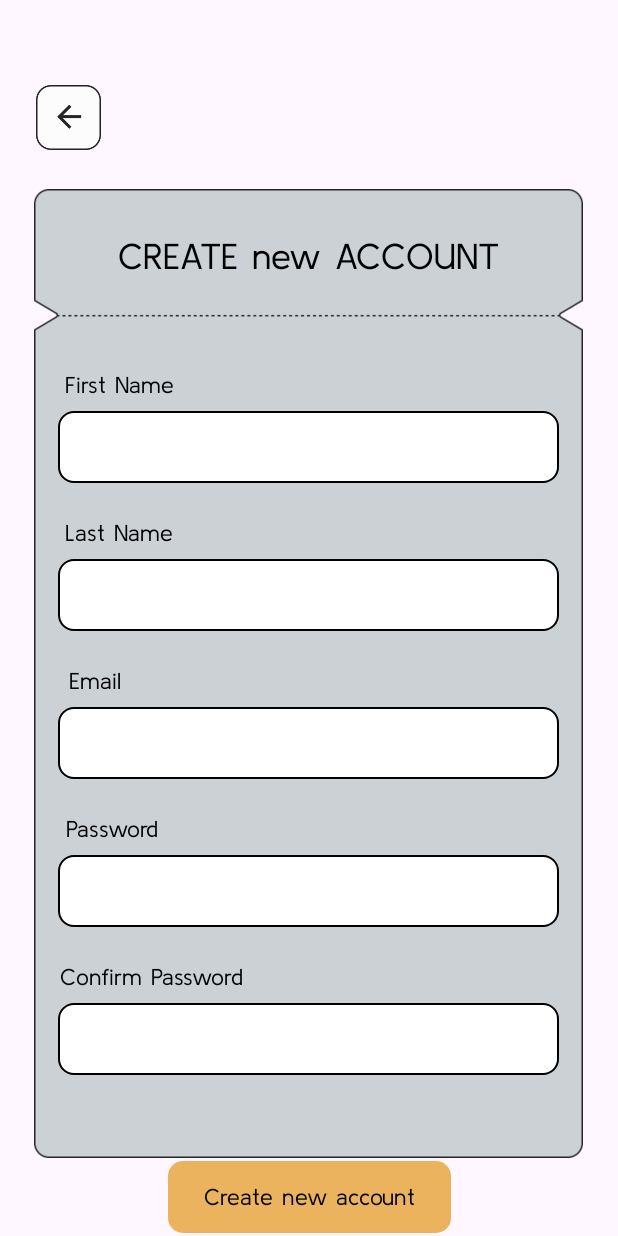
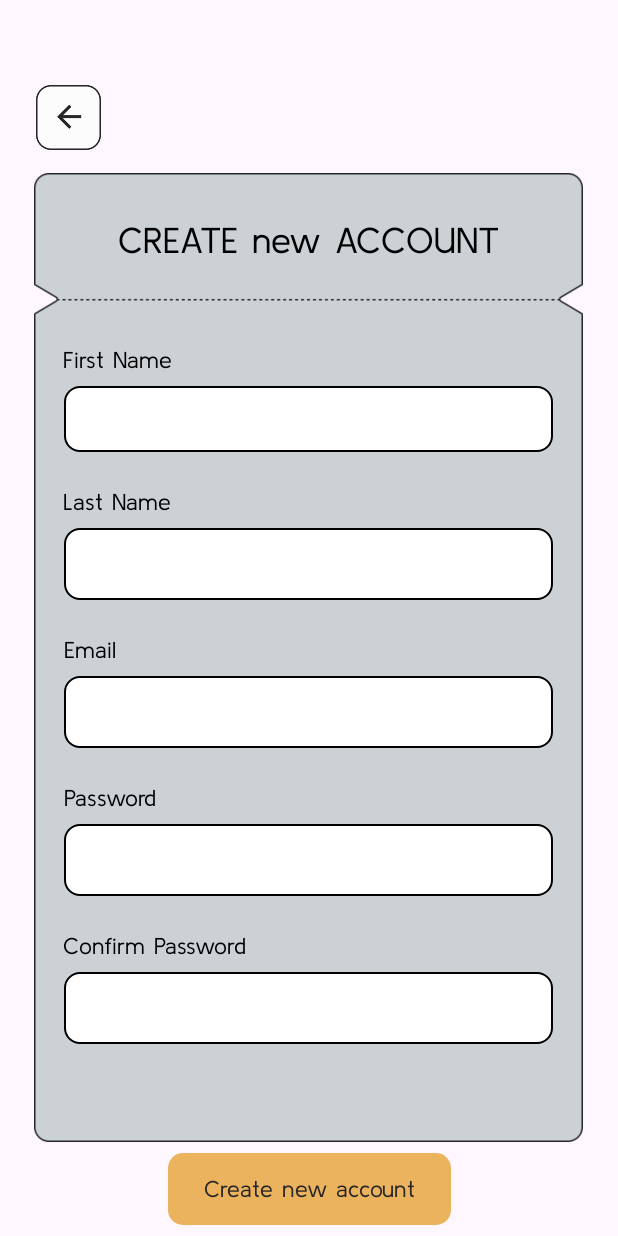
Before and after one commit to qiting2270/Comp90018-Wanderly, an Android app: the SignupActivity screen opened directly, with no data from a screen before it, on a phone screen of 412 x 824 dp. Run offline under Robolectric (Android 15) with nearby library versions, the light colour scheme and no system bars; our stand-ins replace Firebase (no records; nobody signed in at launch, a user with empty details on screens opened directly).

Commit message:
fixed minor UI

```diff
--- a/Wanderly/app/src/main/res/layout/activity_signup.xml
+++ b/Wanderly/app/src/main/res/layout/activity_signup.xml
@@ -27,19 +27,19 @@
         app:layout_constraintHorizontal_bias="0.488"
         app:layout_constraintStart_toStartOf="parent"
         app:layout_constraintTop_toBottomOf="@+id/back_icon"
-        app:layout_constraintVertical_bias="0.335"
+        app:layout_constraintVertical_bias="0.2"
         app:srcCompat="@drawable/frame2" />
 
     <Button
         android:id="@+id/button_create_new_account"
         android:layout_width="wrap_content"
         android:layout_height="wrap_content"
-        android:textColor="@color/black"
+        android:background="@drawable/button_background"
         android:fontFamily="@font/kulim_park"
         android:text="@string/create_new_account"
-        android:background="@drawable/button_background"
+        android:textColor="#272727"
+        android:textSize="15sp"
         app:backgroundTint="#ECB35E"
-        android:textSize="15sp"
         app:layout_constraintBottom_toBottomOf="parent"
         app:layout_constraintEnd_toEndOf="parent"
         app:layout_constraintStart_toStartOf="parent"
@@ -49,9 +49,9 @@
         android:id="@+id/textView6"
         android:layout_width="wrap_content"
         android:layout_height="wrap_content"
+        android:fontFamily="@font/kulim_park"
         android:text="CREATE new ACCOUNT"
         android:textColor="@color/black"
-        android:fontFamily="@font/kulim_park"
         android:textSize="24sp"
         app:layout_constraintBottom_toBottomOf="@+id/imageView6"
         app:layout_constraintEnd_toEndOf="@+id/imageView6"
@@ -69,18 +69,18 @@
         android:textSize="15sp"
         app:layout_constraintBottom_toBottomOf="@+id/imageView6"
         app:layout_constraintEnd_toEndOf="@+id/imageView6"
-        app:layout_constraintHorizontal_bias="0.07"
+        app:layout_constraintHorizontal_bias="0.065"
         app:layout_constraintStart_toStartOf="@+id/imageView6"
         app:layout_constraintTop_toBottomOf="@+id/textView6"
-        app:layout_constraintVertical_bias="0.110000014" />
+        app:layout_constraintVertical_bias="0.1" />
 
     <EditText
         android:id="@+id/signup_firstname"
         android:layout_width="0dp"
-        android:layout_height="48dp"
-        android:layout_marginStart="16dp"
+        android:layout_height="44dp"
+        android:layout_marginStart="20dp"
         android:layout_marginTop="8dp"
-        android:layout_marginEnd="16dp"
+        android:layout_marginEnd="20dp"
         android:background="@drawable/rounded_edittext_background"
         android:inputType="text"
         app:layout_constraintBottom_toBottomOf="@+id/imageView6"
@@ -101,7 +101,7 @@
         android:textSize="15sp"
         app:layout_constraintBottom_toBottomOf="@+id/imageView6"
         app:layout_constraintEnd_toEndOf="@+id/imageView6"
-        app:layout_constraintHorizontal_bias="0.07"
+        app:layout_constraintHorizontal_bias="0.065"
         app:layout_constraintStart_toStartOf="@+id/imageView6"
         app:layout_constraintTop_toBottomOf="@+id/signup_firstname"
         app:layout_constraintVertical_bias="0.0" />
@@ -110,9 +110,9 @@
         android:id="@+id/signup_lastname"
         android:layout_width="0dp"
         android:layout_height="48dp"
-        android:layout_marginStart="16dp"
+        android:layout_marginStart="20dp"
         android:layout_marginTop="8dp"
-        android:layout_marginEnd="16dp"
+        android:layout_marginEnd="20dp"
         android:background="@drawable/rounded_edittext_background"
         android:inputType="text"
         app:layout_constraintBottom_toBottomOf="@+id/imageView6"
@@ -133,7 +133,7 @@
         android:textSize="15sp"
         app:layout_constraintBottom_toBottomOf="@+id/imageView6"
         app:layout_constraintEnd_toEndOf="@+id/imageView6"
-        app:layout_constraintHorizontal_bias="0.07"
+        app:layout_constraintHorizontal_bias="0.06"
         app:layout_constraintStart_toStartOf="@+id/imageView6"
         app:layout_constraintTop_toBottomOf="@+id/signup_lastname"
         app:layout_constraintVertical_bias="0.0" />
@@ -142,9 +142,9 @@
         android:id="@+id/signup_email"
         android:layout_width="0dp"
         android:layout_height="48dp"
-        android:layout_marginStart="16dp"
+        android:layout_marginStart="20dp"
         android:layout_marginTop="8dp"
-        android:layout_marginEnd="16dp"
+        android:layout_marginEnd="20dp"
         android:background="@drawable/rounded_edittext_background"
         android:inputType="textEmailAddress"
         app:layout_constraintBottom_toBottomOf="@+id/imageView6"
@@ -165,7 +165,7 @@
         android:textSize="15sp"
         app:layout_constraintBottom_toBottomOf="@+id/imageView6"
         app:layout_constraintEnd_toEndOf="@+id/imageView6"
-        app:layout_constraintHorizontal_bias="0.07"
+        app:layout_constraintHorizontal_bias="0.065"
         app:layout_constraintStart_toStartOf="@+id/imageView6"
         app:layout_constraintTop_toBottomOf="@+id/signup_email"
         app:layout_constraintVertical_bias="0.0" />
@@ -174,9 +174,9 @@
         android:id="@+id/signup_password"
         android:layout_width="0dp"
         android:layout_height="48dp"
-        android:layout_marginStart="16dp"
+        android:layout_marginStart="20dp"
         android:layout_marginTop="8dp"
-        android:layout_marginEnd="16dp"
+        android:layout_marginEnd="20dp"
         android:background="@drawable/rounded_edittext_background"
         android:inputType="textPassword"
         app:layout_constraintBottom_toBottomOf="@+id/imageView6"
@@ -197,7 +197,7 @@
         android:textSize="15sp"
         app:layout_constraintBottom_toBottomOf="@+id/imageView6"
         app:layout_constraintEnd_toEndOf="@+id/imageView6"
-        app:layout_constraintHorizontal_bias="0.07"
+        app:layout_constraintHorizontal_bias="0.08"
         app:layout_constraintStart_toStartOf="@+id/imageView6"
         app:layout_constraintTop_toBottomOf="@+id/signup_password"
         app:layout_constraintVertical_bias="0.0" />
@@ -206,9 +206,9 @@
         android:id="@+id/signup_confirm_password"
         android:layout_width="0dp"
         android:layout_height="48dp"
-        android:layout_marginStart="16dp"
+        android:layout_marginStart="20dp"
         android:layout_marginTop="8dp"
-        android:layout_marginEnd="16dp"
+        android:layout_marginEnd="20dp"
         android:background="@drawable/rounded_edittext_background"
         android:inputType="textPassword"
         app:layout_constraintBottom_toBottomOf="@+id/imageView6"
```
